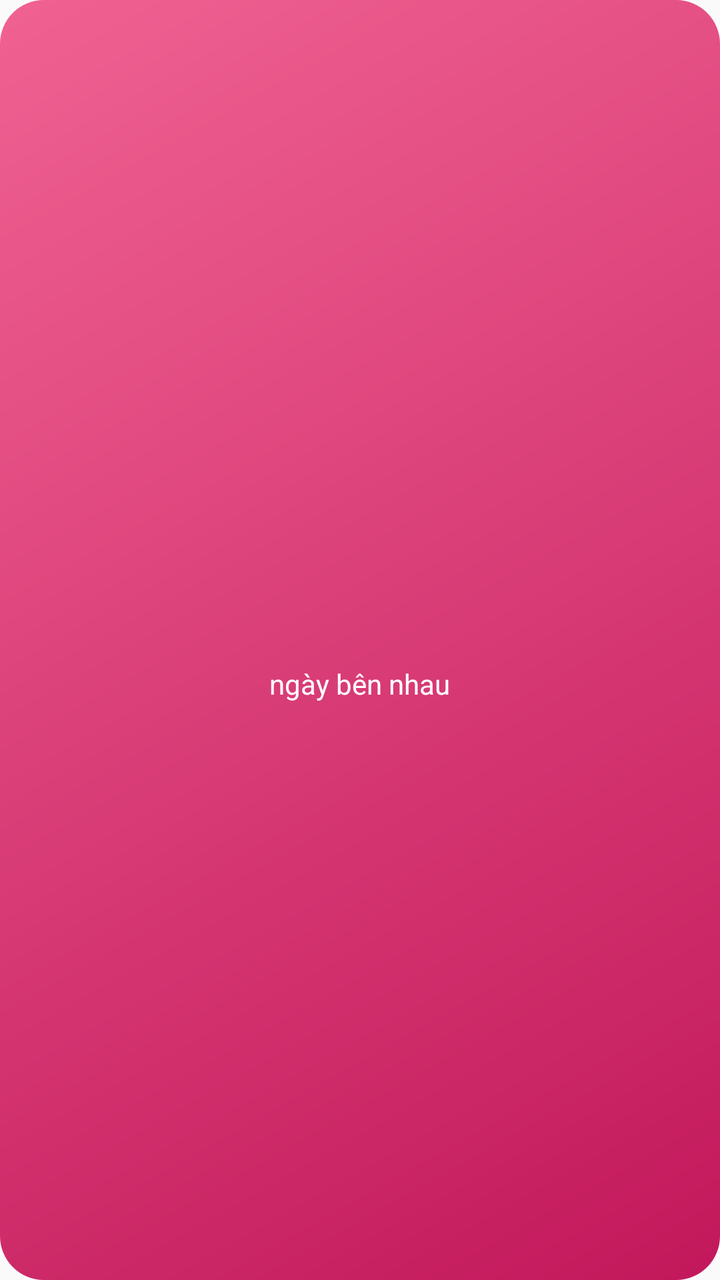
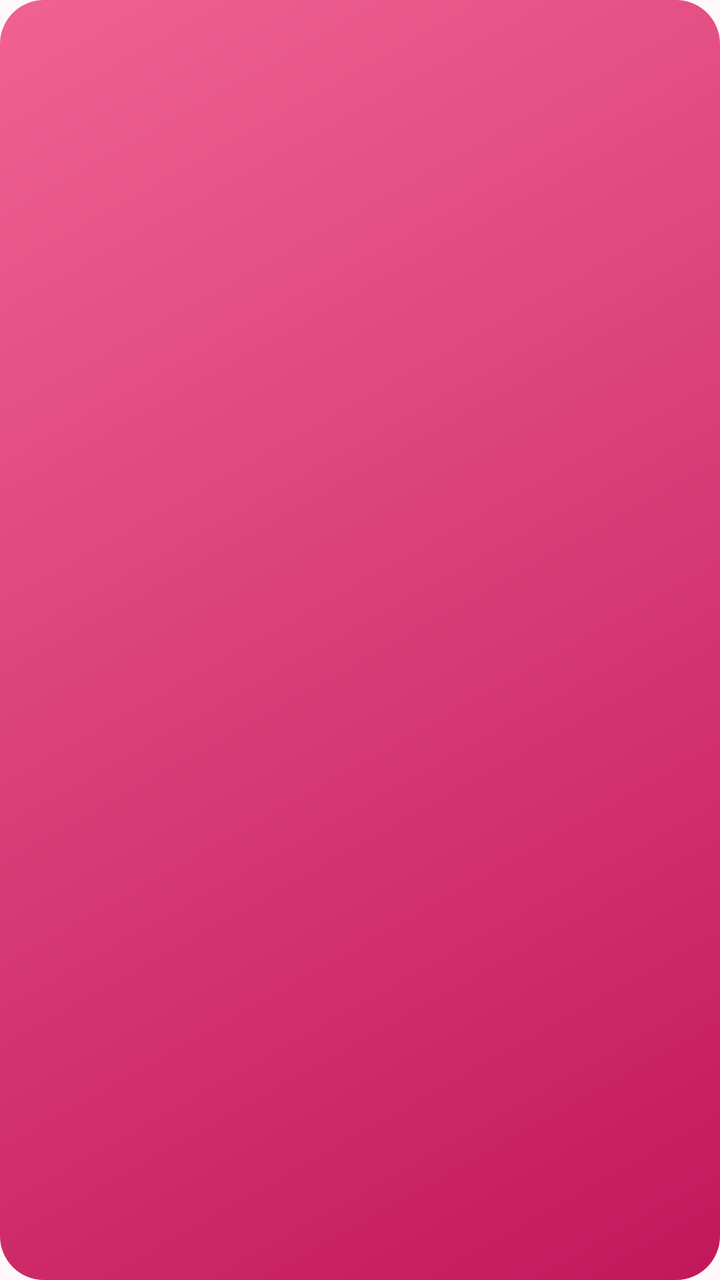

An Android layout rendered at two revisions. The XML below is the earlier revision; the diff shows what the commit changed to produce the second picture.
<!-- AndroidManifest.xml: application theme AppTheme -->
<!-- res/layout/widget_wide.xml -->
<?xml version="1.0" encoding="utf-8"?>
<LinearLayout xmlns:android="http://schemas.android.com/apk/res/android"
    android:id="@+id/w_root" android:layout_width="match_parent" android:layout_height="match_parent"
    android:background="@drawable/widget_bg" android:gravity="center" android:orientation="vertical" android:padding="12dp">
    <TextView android:id="@+id/w_days" android:layout_width="wrap_content" android:layout_height="wrap_content"
        android:textColor="#FFFFFF" android:textSize="46sp" android:textStyle="bold"/>
    <TextView android:layout_width="wrap_content" android:layout_height="wrap_content"
        android:text="@string/days_together" android:textColor="#FFFFFF" android:textSize="14sp"/>
    <TextView android:id="@+id/w_names" android:layout_width="wrap_content" android:layout_height="wrap_content"
        android:ellipsize="end" android:maxLines="1" android:textColor="#FFE4EC" android:textSize="13sp"/>
</LinearLayout>
<!-- resources referenced by this layout -->
<resources>
  <!-- drawable widget_bg (drawable) -->
  <shape xmlns:android="http://schemas.android.com/apk/res/android" android:shape="rectangle">
      <gradient android:angle="315" android:startColor="#F06292" android:endColor="#C2185B"/>
      <corners android:radius="22dp"/>
  </shape>
  <string name="days_together">ngày bên nhau</string>
  <style name="AppTheme" parent="android:Theme.Material.Light.NoActionBar">
          <item name="android:colorAccent">@color/pink</item>
          <item name="android:colorButtonNormal">@color/pink_light</item>
          <item name="android:statusBarColor">@color/pink_dark</item>
      </style>
  <color name="pink">#E91E63</color>
  <color name="pink_light">#F8BBD0</color>
  <color name="pink_dark">#C2185B</color>
</resources>

<!-- the commit's change to res/layout/widget_wide.xml (unified diff, before → after) -->
@@ -1,11 +1,31 @@
 <?xml version="1.0" encoding="utf-8"?>
-<LinearLayout xmlns:android="http://schemas.android.com/apk/res/android"
-    android:id="@+id/w_root" android:layout_width="match_parent" android:layout_height="match_parent"
-    android:background="@drawable/widget_bg" android:gravity="center" android:orientation="vertical" android:padding="12dp">
-    <TextView android:id="@+id/w_days" android:layout_width="wrap_content" android:layout_height="wrap_content"
-        android:textColor="#FFFFFF" android:textSize="46sp" android:textStyle="bold"/>
-    <TextView android:layout_width="wrap_content" android:layout_height="wrap_content"
-        android:text="@string/days_together" android:textColor="#FFFFFF" android:textSize="14sp"/>
-    <TextView android:id="@+id/w_names" android:layout_width="wrap_content" android:layout_height="wrap_content"
-        android:ellipsize="end" android:maxLines="1" android:textColor="#FFE4EC" android:textSize="13sp"/>
-</LinearLayout>
+<FrameLayout xmlns:android="http://schemas.android.com/apk/res/android"
+    android:id="@+id/w_root" android:layout_width="match_parent" android:layout_height="match_parent" android:background="@drawable/widget_bg">
+    <ImageView android:id="@+id/w_bg" android:layout_width="match_parent" android:layout_height="match_parent" android:contentDescription="@null" android:scaleType="fitXY"/>
+    <LinearLayout android:layout_width="match_parent" android:layout_height="match_parent" android:gravity="center" android:orientation="vertical" android:padding="10dp">
+        <LinearLayout android:layout_width="match_parent" android:layout_height="0dp" android:layout_weight="1" android:gravity="center_vertical" android:orientation="horizontal">
+            <LinearLayout android:layout_width="0dp" android:layout_height="wrap_content" android:layout_weight="1" android:gravity="center_horizontal" android:orientation="vertical">
+                <ImageView android:id="@+id/w_av_a" android:layout_width="46dp" android:layout_height="46dp" android:contentDescription="@null"/>
+                <TextView android:id="@+id/w_name_a" android:layout_width="wrap_content" android:layout_height="wrap_content" android:ellipsize="end" android:maxLines="1" android:maxWidth="110dp"
+                    android:shadowColor="#80000000" android:shadowDy="1" android:shadowRadius="3" android:textColor="#FFFFFF" android:textSize="12sp" android:textStyle="bold"/>
+                <TextView android:id="@+id/w_meta_a" android:layout_width="wrap_content" android:layout_height="wrap_content" android:ellipsize="end" android:maxLines="1" android:maxWidth="110dp"
+                    android:shadowColor="#80000000" android:shadowDy="1" android:shadowRadius="3" android:textColor="#FFE4EC" android:textSize="10sp"/>
+            </LinearLayout>
+            <LinearLayout android:layout_width="0dp" android:layout_height="wrap_content" android:layout_weight="1.1" android:gravity="center_horizontal" android:orientation="vertical">
+                <TextView android:id="@+id/w_days" android:layout_width="wrap_content" android:layout_height="wrap_content" android:fontFamily="sans-serif-light" android:includeFontPadding="false"
+                    android:shadowColor="#80000000" android:shadowDy="2" android:shadowRadius="6" android:textColor="#FFFFFF" android:textSize="40sp"/>
+                <TextView android:id="@+id/w_label" android:layout_width="wrap_content" android:layout_height="wrap_content" android:ellipsize="end" android:maxLines="1"
+                    android:shadowColor="#80000000" android:shadowDy="1" android:shadowRadius="3" android:textColor="#FFFFFF" android:textSize="12sp"/>
+            </LinearLayout>
+            <LinearLayout android:layout_width="0dp" android:layout_height="wrap_content" android:layout_weight="1" android:gravity="center_horizontal" android:orientation="vertical">
+                <ImageView android:id="@+id/w_av_b" android:layout_width="46dp" android:layout_height="46dp" android:contentDescription="@null"/>
+                <TextView android:id="@+id/w_name_b" android:layout_width="wrap_content" android:layout_height="wrap_content" android:ellipsize="end" android:maxLines="1" android:maxWidth="110dp"
+                    android:shadowColor="#80000000" android:shadowDy="1" android:shadowRadius="3" android:textColor="#FFFFFF" android:textSize="12sp" android:textStyle="bold"/>
+                <TextView android:id="@+id/w_meta_b" android:layout_width="wrap_content" android:layout_height="wrap_content" android:ellipsize="end" android:maxLines="1" android:maxWidth="110dp"
+                    android:shadowColor="#80000000" android:shadowDy="1" android:shadowRadius="3" android:textColor="#FFE4EC" android:textSize="10sp"/>
+            </LinearLayout>
+        </LinearLayout>
+        <TextView android:id="@+id/w_msg" android:layout_width="match_parent" android:layout_height="wrap_content" android:layout_marginTop="4dp" android:ellipsize="end" android:gravity="center" android:maxLines="2"
+            android:shadowColor="#80000000" android:shadowDy="1" android:shadowRadius="3" android:textColor="#FFFFFF" android:textSize="11sp"/>
+    </LinearLayout>
+</FrameLayout>
<!-- resource entries referenced after the edit -->
@@ -5,14 +5,19 @@
       <gradient android:angle="315" android:startColor="#F06292" android:endColor="#C2185B"/>
       <corners android:radius="22dp"/>
   </shape>
-  <string name="days_together">ngày bên nhau</string>
   <style name="AppTheme" parent="android:Theme.Material.Light.NoActionBar">
-          <item name="android:colorAccent">@color/pink</item>
-          <item name="android:colorButtonNormal">@color/pink_light</item>
-          <item name="android:statusBarColor">@color/pink_dark</item>
+          <item name="android:colorAccent">@color/rose</item>
+          <item name="android:colorPrimary">@color/rose</item>
+          <item name="android:colorControlActivated">@color/rose</item>
+          <item name="android:colorButtonNormal">@color/rose_soft</item>
+          <item name="android:statusBarColor">@color/rose_dark</item>
+          <item name="android:windowBackground">@color/page_bg</item>
+          <item name="android:textColorPrimary">@color/ink</item>
       </style>
-  <color name="pink">#E91E63</color>
-  <color name="pink_light">#F8BBD0</color>
-  <color name="pink_dark">#C2185B</color>
+  <color name="rose">#D81B60</color>
+  <color name="rose_soft">#FCE4EC</color>
+  <color name="rose_dark">#AD1457</color>
+  <color name="page_bg">#FFF8FA</color>
+  <color name="ink">#3B2A32</color>
 </resources>
 
